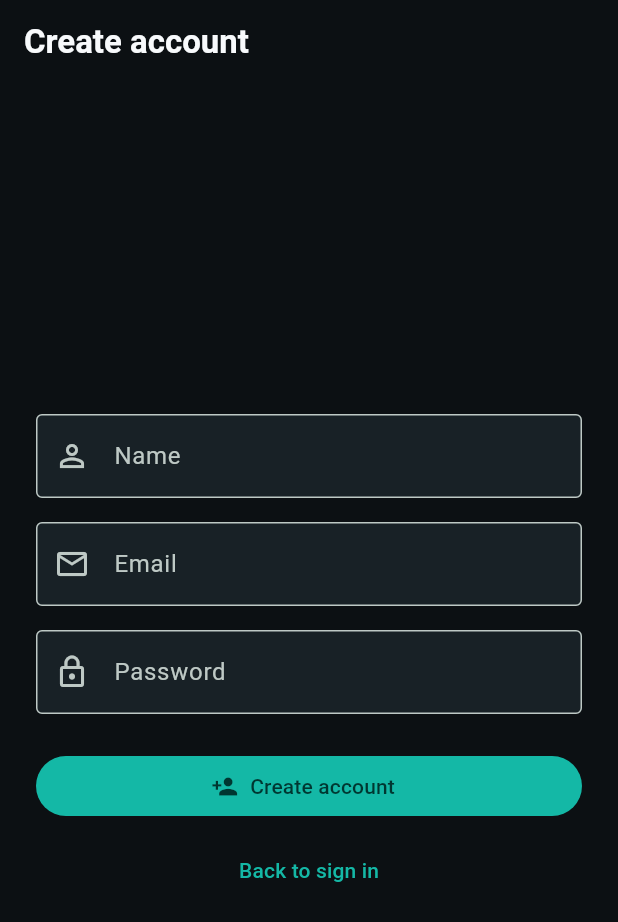
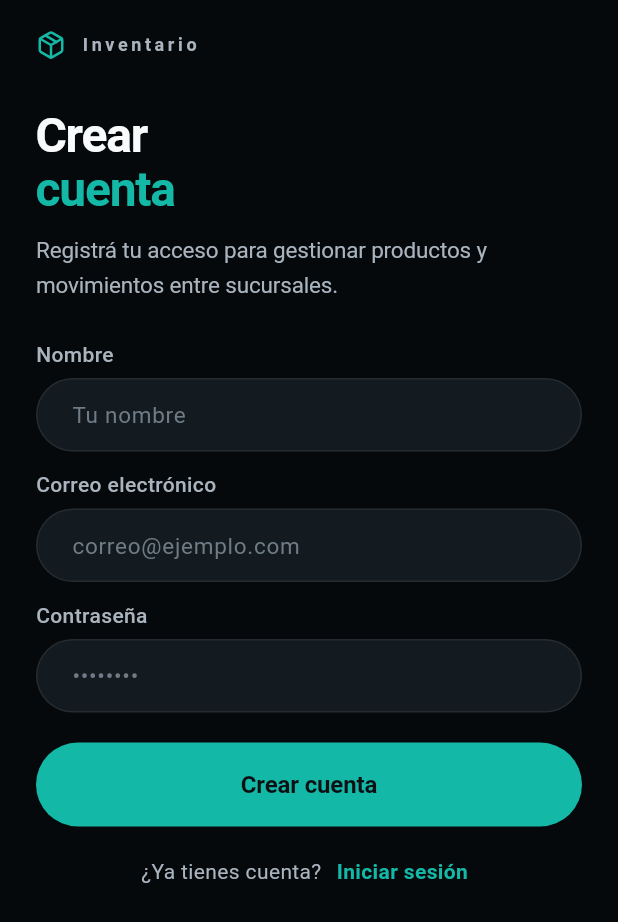
Before and after one commit to DevTeam-DAKFC/inventory-mobile-project, a Flutter app: the RegisterScreen screen opened by its route, on a phone screen of 412 x 824 dp. Shown: the top 922 px of the screen. Run offline on Flutter 3.47's test engine with Material 3 defaults, Android fonts, the phone set to English and light mode, and no system bars; our stand-ins replace dio, equatable, flutter_riverpod, flutter_secure_storage, go_router; accounts and stored records are empty.

Commit message:
feat(auth): implement register screen flow

```diff
--- a/app/lib/ui/auth/register_screen.dart
+++ b/app/lib/ui/auth/register_screen.dart
@@ -1,58 +1,131 @@
 import 'package:flutter/material.dart';
+import 'package:flutter_riverpod/flutter_riverpod.dart';
 import 'package:go_router/go_router.dart';
 
+import '../../core/validation/auth_validators.dart';
 import '../../navigation/routes.dart';
+import 'register_controller.dart';
+import 'widgets/auth_error_banner.dart';
+import 'widgets/auth_form_field.dart';
+import 'widgets/auth_package_mark.dart';
+import 'widgets/auth_primary_button.dart';
 
-class RegisterScreen extends StatelessWidget {
+class RegisterScreen extends ConsumerStatefulWidget {
   const RegisterScreen({super.key});
 
   @override
+  ConsumerState<RegisterScreen> createState() => _RegisterScreenState();
+}
+
+class _RegisterScreenState extends ConsumerState<RegisterScreen> {
+  final _formKey = GlobalKey<FormState>();
+  final _nameController = TextEditingController();
+  final _emailController = TextEditingController();
+  final _passwordController = TextEditingController();
+
+  @override
+  void dispose() {
+    _nameController.dispose();
+    _emailController.dispose();
+    _passwordController.dispose();
+    super.dispose();
+  }
+
+  Future<void> _onSubmit() async {
+    final form = _formKey.currentState;
+    if (form == null || !form.validate()) {
+      return;
+    }
+    await ref.read(registerControllerProvider.notifier).submit(
+          name: _nameController.text,
+          email: _emailController.text,
+          password: _passwordController.text,
+        );
+  }
+
+  @override
   Widget build(BuildContext context) {
+    final state = ref.watch(registerControllerProvider);
+    final isLoading = state.isLoading;
+    final errorMessage = state.errorMessage;
+
     return Scaffold(
-      appBar: AppBar(title: const Text('Create account')),
+      backgroundColor: const Color(0xFF06090B),
       body: SafeArea(
+        child: SingleChildScrollView(
+          padding: const EdgeInsets.fromLTRB(24, 20, 24, 24),
           child: Center(
-          child: SingleChildScrollView(
-            padding: const EdgeInsets.all(24),
             child: ConstrainedBox(
               constraints: const BoxConstraints(maxWidth: 420),
+              child: Form(
+                key: _formKey,
                 child: Column(
                   crossAxisAlignment: CrossAxisAlignment.stretch,
                   children: [
-                  const TextField(
-                    decoration: InputDecoration(
-                      labelText: 'Name',
-                      prefixIcon: Icon(Icons.person_outline),
-                    ),
-                  ),
-                  const SizedBox(height: 16),
-                  const TextField(
-                    keyboardType: TextInputType.emailAddress,
-                    decoration: InputDecoration(
-                      labelText: 'Email',
-                      prefixIcon: Icon(Icons.email_outlined),
-                    ),
-                  ),
-                  const SizedBox(height: 16),
-                  const TextField(
-                    obscureText: true,
-                    decoration: InputDecoration(
-                      labelText: 'Password',
-                      prefixIcon: Icon(Icons.lock_outline),
+                    const _BrandRow(),
+                    const SizedBox(height: 32),
+                    const _Headline(),
+                    const SizedBox(height: 12),
+                    const Text(
+                      'Registrá tu acceso para gestionar productos y movimientos entre sucursales.',
+                      style: TextStyle(
+                        color: Color(0xFFA9B4BE),
+                        fontSize: 15,
+                        height: 1.5,
+                        letterSpacing: -0.1,
                       ),
                     ),
                     const SizedBox(height: 24),
-                  FilledButton.icon(
-                    onPressed: () => context.go(AppRoutes.login),
-                    icon: const Icon(Icons.person_add),
-                    label: const Text('Create account'),
+                    AuthFormField(
+                      label: 'Nombre',
+                      hintText: 'Tu nombre',
+                      controller: _nameController,
+                      validator: AuthValidators.validateName,
+                      keyboardType: TextInputType.name,
+                      textInputAction: TextInputAction.next,
+                      enabled: !isLoading,
+                      autofillHints: const [AutofillHints.name],
                     ),
-                  const SizedBox(height: 8),
-                  TextButton(
-                    onPressed: () => context.go(AppRoutes.login),
-                    child: const Text('Back to sign in'),
+                    const SizedBox(height: 12),
+                    AuthFormField(
+                      label: 'Correo electrónico',
+                      hintText: 'correo@ejemplo.com',
+                      controller: _emailController,
+                      validator: AuthValidators.validateEmail,
+                      keyboardType: TextInputType.emailAddress,
+                      textInputAction: TextInputAction.next,
+                      enabled: !isLoading,
+                      autofillHints: const [AutofillHints.email],
+                    ),
+                    const SizedBox(height: 12),
+                    AuthFormField(
+                      label: 'Contraseña',
+                      hintText: '••••••••',
+                      controller: _passwordController,
+                      validator: AuthValidators.validatePassword,
+                      obscureText: true,
+                      textInputAction: TextInputAction.done,
+                      enabled: !isLoading,
+                      onFieldSubmitted: (_) => _onSubmit(),
+                      autofillHints: const [AutofillHints.newPassword],
+                    ),
+                    if (errorMessage != null) ...[
+                      const SizedBox(height: 16),
+                      AuthErrorBanner(message: errorMessage),
+                    ],
+                    const SizedBox(height: 20),
+                    AuthPrimaryButton(
+                      label: 'Crear cuenta',
+                      isLoading: isLoading,
+                      onPressed: isLoading ? null : _onSubmit,
+                    ),
+                    const SizedBox(height: 16),
+                    _LoginPrompt(
+                      enabled: !isLoading,
+                      onTap: () => context.go(AppRoutes.login),
                     ),
                   ],
+                ),
               ),
             ),
           ),
@@ -61,3 +134,101 @@ class RegisterScreen extends StatelessWidget {
     );
   }
 }
+
+class _BrandRow extends StatelessWidget {
+  const _BrandRow();
+
+  @override
+  Widget build(BuildContext context) {
+    return Row(
+      children: const [
+        AuthPackageMark(size: 20),
+        SizedBox(width: 10),
+        Text(
+          'Inventario',
+          style: TextStyle(
+            color: Color(0xFFA9B4BE),
+            fontSize: 12,
+            fontWeight: FontWeight.w700,
+            letterSpacing: 2.4,
+            height: 1.2,
+          ),
+        ),
+      ],
+    );
+  }
+}
+
+class _Headline extends StatelessWidget {
+  const _Headline();
+
+  @override
+  Widget build(BuildContext context) {
+    return Column(
+      crossAxisAlignment: CrossAxisAlignment.start,
+      children: const [
+        Text(
+          'Crear',
+          style: TextStyle(
+            color: Color(0xFFF8FAFC),
+            fontSize: 32,
+            fontWeight: FontWeight.w700,
+            height: 1.12,
+            letterSpacing: -0.8,
+          ),
+        ),
+        Text(
+          'cuenta',
+          style: TextStyle(
+            color: Color(0xFF14B8A6),
+            fontSize: 32,
+            fontWeight: FontWeight.w700,
+            height: 1.12,
+            letterSpacing: -0.8,
+          ),
+        ),
+      ],
+    );
+  }
+}
+
+class _LoginPrompt extends StatelessWidget {
+  const _LoginPrompt({required this.enabled, required this.onTap});
+
+  final bool enabled;
+  final VoidCallback onTap;
+
+  @override
+  Widget build(BuildContext context) {
+    return Wrap(
+      alignment: WrapAlignment.center,
+      crossAxisAlignment: WrapCrossAlignment.center,
+      spacing: 4,
+      children: [
+        const Padding(
+          padding: EdgeInsets.symmetric(vertical: 4),
+          child: Text(
+            '¿Ya tienes cuenta?',
+            style: TextStyle(color: Color(0xFFA9B4BE), fontSize: 14, height: 1.4),
+          ),
+        ),
+        InkWell(
+          onTap: enabled ? onTap : null,
+          borderRadius: const BorderRadius.all(Radius.circular(8)),
+          child: Padding(
+            padding: const EdgeInsets.symmetric(horizontal: 6, vertical: 4),
+            child: Text(
+              'Iniciar sesión',
+              style: TextStyle(
+                color: enabled ? const Color(0xFF14B8A6) : const Color(0xFF6F7C86),
+                fontSize: 14,
+                fontWeight: FontWeight.w600,
+                height: 1.4,
+              ),
+            ),
+          ),
+        ),
+      ],
+    );
+  }
+}
```
Also changed, not shown: 1 other file. Lines whose indentation alone changed are shown as unchanged.
